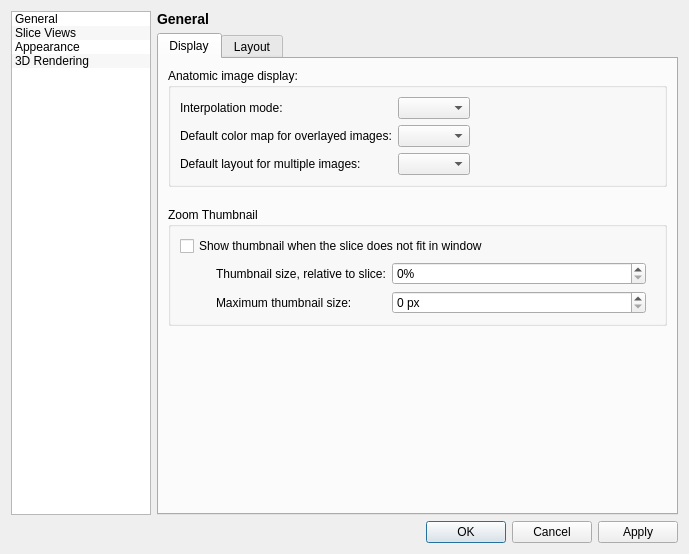
First picture: the form in GUI/Qt/Windows/PreferencesDialog.ui, repository pyushkevich/itksnap, before the edit.
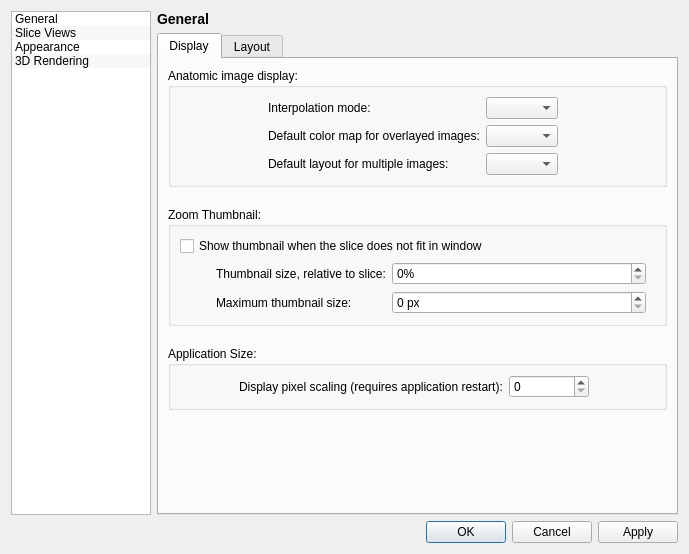
Second picture: the form after the edit. Custom widgets are drawn as their Qt base class.

Commit message: Added env flag and command line option for QT_SCALE_FACTOR

What changed in the file:
```diff
--- a/GUI/Qt/Windows/PreferencesDialog.ui
+++ b/GUI/Qt/Windows/PreferencesDialog.ui
@@ -221,6 +221,12 @@
               <property name="fieldGrowthPolicy">
                <enum>QFormLayout::FieldsStayAtSizeHint</enum>
               </property>
+              <property name="formAlignment">
+               <set>Qt::AlignHCenter|Qt::AlignTop</set>
+              </property>
+              <property name="rightMargin">
+               <number>24</number>
+              </property>
               <item row="0" column="0">
                <widget class="QLabel" name="label_5">
                 <property name="text">
@@ -257,7 +263,7 @@
            <item>
             <widget class="QGroupBox" name="groupBox_6">
              <property name="title">
-              <string>Zoom Thumbnail</string>
+              <string>Zoom Thumbnail:</string>
              </property>
              <layout class="QVBoxLayout" name="verticalLayout_10">
               <item>
@@ -328,6 +334,53 @@
              </layout>
             </widget>
            </item>
+           <item>
+            <widget class="QGroupBox" name="groupBox_4">
+             <property name="minimumSize">
+              <size>
+               <width>0</width>
+               <height>40</height>
+              </size>
+             </property>
+             <property name="title">
+              <string>Application Size:</string>
+             </property>
+             <layout class="QFormLayout" name="formLayout_10">
+              <property name="fieldGrowthPolicy">
+               <enum>QFormLayout::FieldsStayAtSizeHint</enum>
+              </property>
+              <property name="formAlignment">
+               <set>Qt::AlignHCenter|Qt::AlignTop</set>
+              </property>
+              <property name="leftMargin">
+               <number>12</number>
+              </property>
+              <property name="rightMargin">
+               <number>24</number>
+              </property>
+              <item row="0" column="0">
+               <widget class="QLabel" name="label_11">
+                <property name="text">
+                 <string>Display pixel scaling (requires application restart):</string>
+                </property>
+               </widget>
+              </item>
+              <item row="0" column="1">
+               <widget class="QSpinBox" name="inDevicePixelRatio">
+                <property name="minimumSize">
+                 <size>
+                  <width>80</width>
+                  <height>0</height>
+                 </size>
+                </property>
+                <property name="styleSheet">
+                 <string notr="true">This setting scales the size of all ITK-SNAP user interface components by the provided factor. This is intended for high-DPI screens where ITK-SNAP controls appear too small</string>
+                </property>
+               </widget>
+              </item>
+             </layout>
+            </widget>
+           </item>
            <item>
             <spacer name="verticalSpacer_4">
              <property name="orientation">
```
The commit also changes 4 other files.
